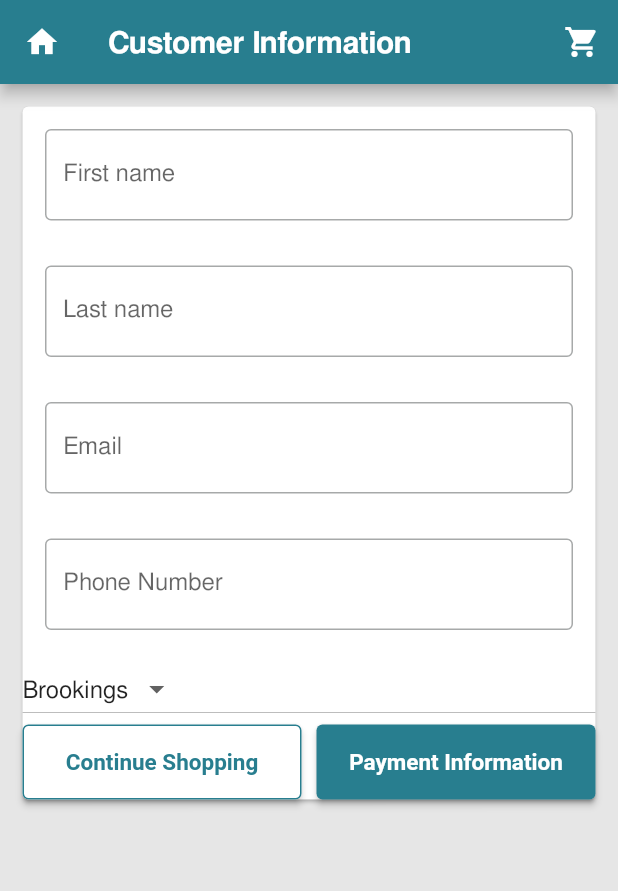
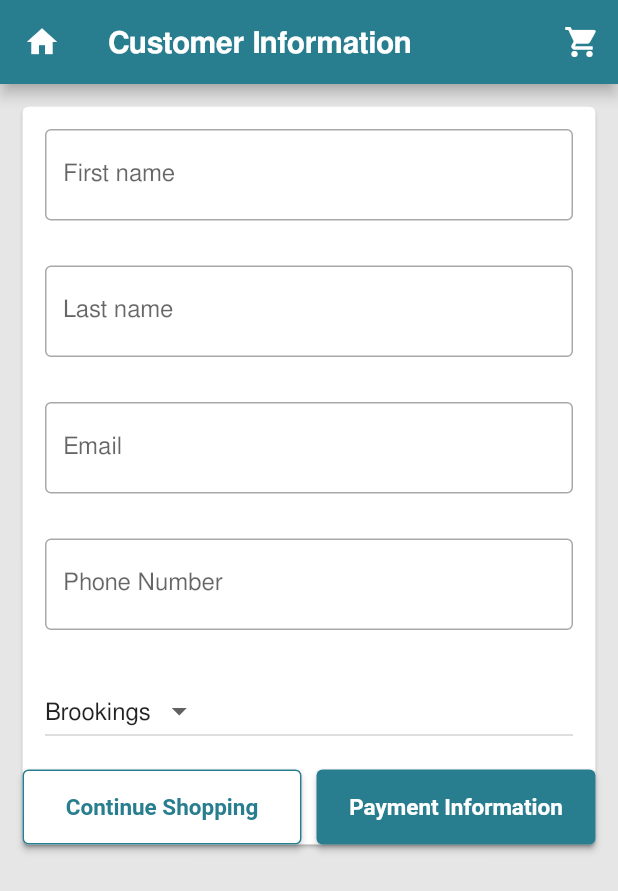
Before and after one commit to CJOckwig/Human_Interfaces_Project, a Flutter app: the CustomerInfoPage screen opened by its route, on a phone screen of 412 x 824 dp. Shown: the top 891 px of the screen. Run offline on Flutter 3.47's test engine with Material 2 defaults, Android fonts, the phone set to English and light mode, and no system bars; missing offline and left inert: dart:html; network calls fail.

Commit message:
fixed padding

```diff
--- a/lib/pages/customer_info_page.dart
+++ b/lib/pages/customer_info_page.dart
@@ -106,7 +106,10 @@ class CustomerInfoPage extends StatelessWidget {
                     ),
                   ),
                 ),
-                TwoOptionComboBox(),
+                Padding(
+                  padding: EdgeInsets.all(15),
+                  child: TwoOptionComboBox(),
+                ),
                 Flexible(
                   child: Row(
                     children: [
```
